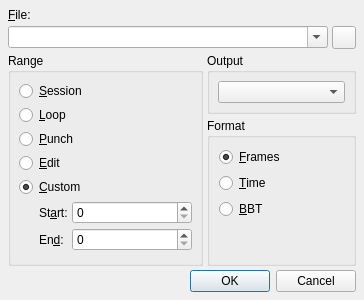
Above: src/qtractorExportForm.ui from rncbc/qtractor before the change. Below: the same form after it.
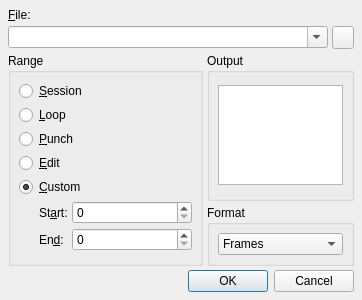
That is the form after the change. Icons and pictures are not drawn. Custom widgets are drawn as their Qt base class.

Commit message: - Boring time display-format conversion from radio-button into simple combo-box list.

```diff
--- a/src/qtractorExportForm.ui
+++ b/src/qtractorExportForm.ui
@@ -20,12 +20,12 @@
 
   </comment>
  <class>qtractorExportForm</class>
- <widget class="QDialog" name="qtractorExportForm" >
-  <property name="geometry" >
+ <widget class="QDialog" name="qtractorExportForm">
+  <property name="geometry">
    <rect>
     <x>0</x>
     <y>0</y>
-    <width>364</width>
+    <width>360</width>
     <height>300</height>
    </rect>
   </property>
@@ -55,14 +55,14 @@
      </property>
     </widget>
    </item>
-   <item row="1" column="0" colspan="2" >
-    <layout class="QHBoxLayout" >
-     <property name="margin" >
-      <number>0</number>
-     </property>
-     <property name="spacing" >
+   <item row="1" column="0" colspan="2">
+    <layout class="QHBoxLayout">
+     <property name="spacing">
       <number>4</number>
      </property>
+     <property name="margin">
+      <number>0</number>
+     </property>
      <item>
       <widget class="QComboBox" name="ExportPathComboBox" >
        <property name="minimumSize" >
@@ -253,16 +253,22 @@
      <property name="title" >
       <string>Output</string>
      </property>
-     <layout class="QHBoxLayout" >
-      <property name="margin" >
-       <number>8</number>
-      </property>
-      <property name="spacing" >
+     <layout class="QHBoxLayout">
+      <property name="spacing">
        <number>4</number>
       </property>
+      <property name="margin">
+       <number>8</number>
+      </property>
       <item>
-       <widget class="QComboBox" name="ExportBusNameComboBox" >
-        <property name="toolTip" >
+       <widget class="QListWidget" name="ExportBusNameListBox">
+        <property name="maximumSize">
+         <size>
+          <width>130</width>
+          <height>100</height>
+         </size>
+        </property>
+        <property name="toolTip">
          <string>Output bus name</string>
         </property>
        </widget>
@@ -275,59 +281,29 @@
      <property name="title" >
       <string>Format</string>
      </property>
-     <layout class="QVBoxLayout" >
-      <property name="margin" >
-       <number>9</number>
-      </property>
-      <property name="spacing" >
-       <number>6</number>
-      </property>
+     <layout class="QVBoxLayout">
       <item>
-       <widget class="QRadioButton" name="FramesRadioButton" >
-        <property name="toolTip" >
-         <string>Frames</string>
+       <widget class="QComboBox" name="FormatComboBox">
+        <property name="toolTip">
+         <string>Time display format</string>
         </property>
-        <property name="text" >
-         <string>&amp;Frames</string>
-        </property>
-        <property name="checked" >
-         <bool>true</bool>
-        </property>
+        <item>
+         <property name="text">
+          <string>Frames</string>
+         </property>
+        </item>
+        <item>
+         <property name="text">
+          <string>Time</string>
+         </property>
+        </item>
+        <item>
+         <property name="text">
+          <string>BBT</string>
+         </property>
+        </item>
        </widget>
       </item>
-      <item>
-       <widget class="QRadioButton" name="TimeRadioButton" >
-        <property name="toolTip" >
-         <string>Time (hh:mm:ss.zzz)</string>
-        </property>
-        <property name="text" >
-         <string>&amp;Time</string>
-        </property>
-       </widget>
-      </item>
-      <item>
-       <widget class="QRadioButton" name="BbtRadioButton" >
-        <property name="toolTip" >
-         <string>BBT (bars.beats.ticks)</string>
-        </property>
-        <property name="text" >
-         <string>&amp;BBT</string>
-        </property>
-       </widget>
-      </item>
-      <item>
-       <spacer>
-        <property name="orientation" >
-         <enum>Qt::Vertical</enum>
-        </property>
-        <property name="sizeHint" >
-         <size>
-          <width>16</width>
-          <height>16</height>
-         </size>
-        </property>
-       </spacer>
-      </item>
      </layout>
     </widget>
    </item>
@@ -343,7 +319,7 @@
    </item>
   </layout>
  </widget>
- <layoutdefault spacing="4" margin="8" />
+ <layoutdefault spacing="4" margin="8"/>
  <customwidgets>
   <customwidget>
    <class>qtractorTimeSpinBox</class>
```
Left out of the diff: 178 changed lines with no effect on the pictures. The commit also changes 14 other files.
